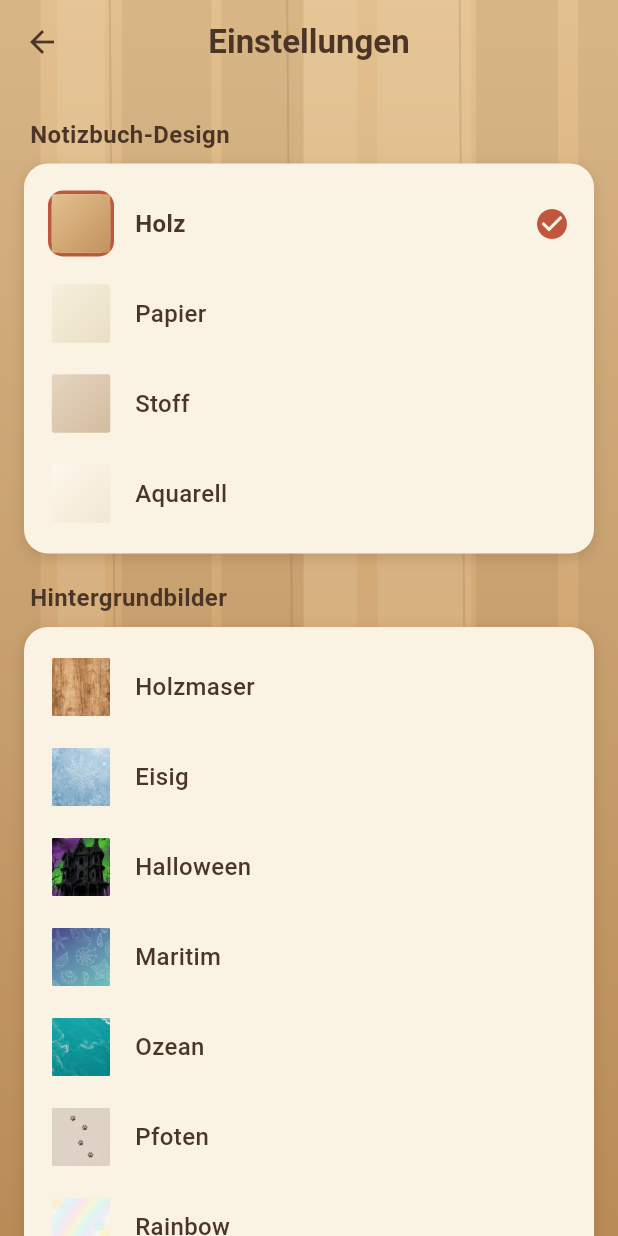
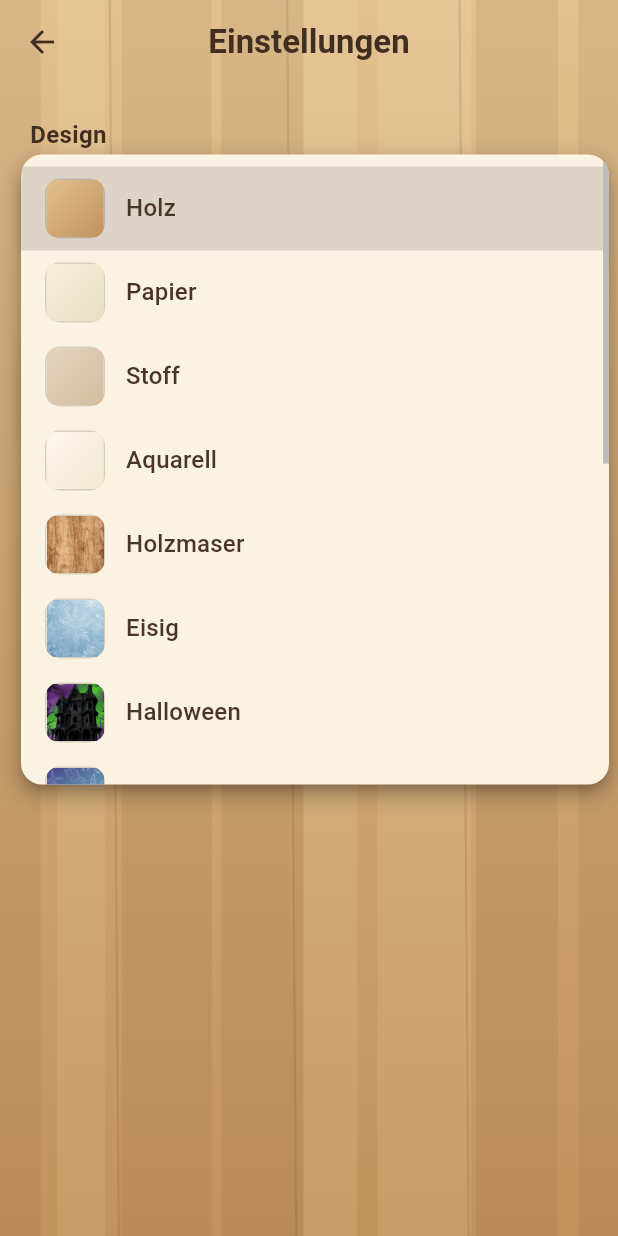
Before and after one commit to HolzfeallerJoe/joe-todo, a Flutter app: the SettingsScreen screen opened directly, after a tap on "Holz", on a phone screen of 412 x 824 dp. Run offline on Flutter 3.47's test engine with Material 3 defaults, Android fonts, the phone set to English and light mode, and no system bars; our stand-ins replace shared_preferences; accounts and stored records are empty.

Commit message:
joe-todo: theme dropdown and contrast pass
Collapse the two theme lists in settings into a single dropdown holding
all 15 themes, each row showing a preview swatch. The settings screen now
fits on one screen.

Audit every text/background pair (278 across the 15 themes) against WCAG
AA and fix the failures:

- Darken inkSoft/accent where secondary text was too pale on paper.
  Ozean was 1.91:1 and Maritim 2.09:1 for dates and repeat labels.
- Replace the fixed-luminance tab label rule with bestOn(), which compares
  both candidates instead of guessing from a threshold, and deepens the
  darker one when it still misses the 3:1 non-text bar.
- Make the task checkmark adaptive rather than hardcoded white, so it stays
  visible on Bernstein and Senf without altering the task palette.
- Give Holz an explicit onBackground: section titles over the darker foot
  of its gradient only reached 4.13:1.
- Strengthen the on-background halo. A flat text colour is under 3:1 on
  25-42% of the Maritim, Ozean and Regenbogen photos, so the text carries
  its own backdrop.

Also drop the gloss gradient on the folder tabs. The white 18% highlight
was meant as a subtle sheen but read as translucency over vivid photo
backgrounds.

Co-Authored-By: Claude Opus 5 <noreply@anthropic.com>

```diff
--- a/app/lib/screens/settings.dart
+++ b/app/lib/screens/settings.dart
@@ -11,6 +11,9 @@ class SettingsScreen extends StatelessWidget {
   Widget build(BuildContext context) {
     final state = AppScope.of(context);
     final theme = joeThemeOf(context);
+    // Stored index can outlive a shrinking theme list, so wrap it the same way
+    // the rest of the app does before handing it to the dropdown.
+    final selected = state.themeIndex % joeThemes.length;
 
     return JoeScaffold(
       title: 'Einstellungen',
@@ -18,26 +21,32 @@ class SettingsScreen extends StatelessWidget {
         child: ListView(
           padding: const EdgeInsets.fromLTRB(16, 4, 16, 24),
           children: [
-            const SectionTitle('Notizbuch-Design'),
+            const SectionTitle('Design'),
             PaperCard(
-              padding: const EdgeInsets.all(10),
-              child: Column(
-                children: [
+              padding: const EdgeInsets.symmetric(horizontal: 14, vertical: 2),
+              child: DropdownButtonHideUnderline(
+                child: DropdownButton<int>(
+                  value: selected,
+                  isExpanded: true,
+                  dropdownColor: theme.paper,
+                  borderRadius: BorderRadius.circular(14),
+                  iconEnabledColor: theme.ink,
+                  itemHeight: 56,
+                  menuMaxHeight: 420,
+                  items: [
                     for (int i = 0; i < joeThemes.length; i++)
-                    if (joeThemes[i].backgroundAsset == null)
-                      _ThemeRow(index: i, theme: theme),
-                ],
+                      DropdownMenuItem<int>(
+                        value: i,
+                        child: _ThemeOption(
+                          entry: joeThemes[i],
+                          labelColor: theme.ink,
                         ),
                       ),
-            const SectionTitle('Hintergrundbilder'),
-            PaperCard(
-              padding: const EdgeInsets.all(10),
-              child: Column(
-                children: [
-                  for (int i = 0; i < joeThemes.length; i++)
-                    if (joeThemes[i].backgroundAsset != null)
-                      _ThemeRow(index: i, theme: theme),
                   ],
+                  onChanged: (i) {
+                    if (i != null) state.setTheme(i);
+                  },
+                ),
               ),
             ),
             const SectionTitle('Deko'),
@@ -68,33 +77,27 @@ class SettingsScreen extends StatelessWidget {
   }
 }
 
-class _ThemeRow extends StatelessWidget {
-  final int index;
-  final JoeTheme theme;
+/// One row in the theme dropdown: preview swatch plus name. Photo themes show
+/// the image itself, procedural ones their background gradient.
+class _ThemeOption extends StatelessWidget {
+  final JoeTheme entry;
+  final Color labelColor;
 
-  const _ThemeRow({required this.index, required this.theme});
+  const _ThemeOption({required this.entry, required this.labelColor});
 
   @override
   Widget build(BuildContext context) {
-    final state = AppScope.of(context);
-    final entry = joeThemes[index];
-    final selected = state.themeIndex == index;
-    return InkWell(
-      borderRadius: BorderRadius.circular(12),
-      onTap: () => state.setTheme(index),
-      child: Padding(
-        padding: const EdgeInsets.symmetric(horizontal: 6, vertical: 8),
-        child: Row(
+    return Row(
       children: [
         Container(
-              width: 44,
-              height: 44,
+          width: 40,
+          height: 40,
           clipBehavior: Clip.antiAlias,
           decoration: BoxDecoration(
             borderRadius: BorderRadius.circular(10),
             border: Border.all(
-                  color: selected ? theme.accent : Colors.transparent,
-                  width: 2.5,
+              color: const Color(0x33513A1F),
+              width: 1,
             ),
           ),
           child: entry.backgroundAsset != null
@@ -114,16 +117,14 @@ class _ThemeRow extends StatelessWidget {
           child: Text(
             entry.name,
             style: TextStyle(
-                  color: theme.ink,
+              color: labelColor,
               fontSize: 16,
-                  fontWeight: selected ? FontWeight.w700 : FontWeight.w500,
+              fontWeight: FontWeight.w500,
+            ),
+            overflow: TextOverflow.ellipsis,
           ),
         ),
-            ),
-            if (selected) Icon(Icons.check_circle, color: theme.accent),
       ],
-        ),
-      ),
     );
   }
 }
--- a/app/lib/theme.dart
+++ b/app/lib/theme.dart
@@ -40,25 +40,51 @@ class JoeTheme {
 
   Color get onBg => onBackground ?? ink;
 
-  /// Soft halo behind on-background text. Photos vary in brightness from one
-  /// spot to the next, so a contrasting glow keeps labels legible everywhere.
-  /// Procedural textures are flat enough not to need it.
-  List<Shadow> get onBgShadows => backgroundAsset == null
-      ? const []
-      : [
-          Shadow(
-            color: onBg.computeLuminance() > 0.5
-                ? const Color(0xCC000000)
-                : const Color(0xCCFFFFFF),
-            blurRadius: 6,
-          ),
-        ];
+  /// Contrasting halo behind on-background text. Photos swing from very light
+  /// to very dark within one image (on Maritim/Ozean/Regenbogen a flat text
+  /// color is under 3:1 on 25-42% of pixels), so the text carries its own
+  /// backdrop: a tight opaque ring for local contrast plus a wider soft glow
+  /// to lift it off busy detail. Procedural textures are flat enough to skip.
+  List<Shadow> get onBgShadows {
+    if (backgroundAsset == null) return const [];
+    final halo = onBg.computeLuminance() > 0.5
+        ? const Color(0xF2000000)
+        : const Color(0xF2FFFFFF);
+    return [
+      Shadow(color: halo, blurRadius: 3),
+      Shadow(color: halo, blurRadius: 9),
+    ];
+  }
+
+  /// Whichever of white or [ink] actually contrasts more against [bg].
+  /// Beats a fixed luminance threshold, which misjudges mid-tone fills.
+  /// If the darker option wins but still misses the 3:1 non-text bar (a
+  /// mid-olive ink on amber, say), it is deepened until it clears.
+  Color bestOn(Color bg) {
+    if (contrastRatio(Colors.white, bg) >= contrastRatio(ink, bg)) {
+      return Colors.white;
+    }
+    var c = ink;
+    for (var i = 0; i < 10 && contrastRatio(c, bg) < 3.0; i++) {
+      c = Color.lerp(c, Colors.black, 0.2)!;
+    }
+    return c;
+  }
 
   /// Readable label color for a folder tab painted in [tabColor].
   Color onTab(Color tabColor) {
     if (backgroundAsset == null) return ink; // keep the original look
-    return tabColor.computeLuminance() > 0.35 ? ink : Colors.white;
+    return bestOn(tabColor);
   }
+}
+
+/// WCAG 2.1 contrast ratio between two opaque colors.
+double contrastRatio(Color a, Color b) {
+  final la = a.computeLuminance();
+  final lb = b.computeLuminance();
+  final hi = la > lb ? la : lb;
+  final lo = la > lb ? lb : la;
+  return (hi + 0.05) / (lo + 0.05);
 }
 
 const joeThemes = [
@@ -69,8 +95,11 @@ const joeThemes = [
     bgBottom: Color(0xFFC2925C),
     paper: Color(0xFFFAF3E3),
     ink: Color(0xFF4A3527),
-    inkSoft: Color(0xFF8A7461),
-    accent: Color(0xFFC0563B),
+    inkSoft: Color(0xFF7E6A59),
+    accent: Color(0xFFB35037),
+    // Section titles can sit over the darker foot of the wood gradient, where
+    // plain ink only reaches 4.13:1.
+    onBackground: Color(0xFF412E22),
     tabColors: [
       Color(0xFFE4A54F),
       Color(0xFF82C0AE),
@@ -86,7 +115,7 @@ const joeThemes = [
     bgBottom: Color(0xFFEADFC4),
     paper: Color(0xFFFFFDF6),
     ink: Color(0xFF453A2E),
-    inkSoft: Color(0xFF8C8070),
+    inkSoft: Color(0xFF7D7264),
     accent: Color(0xFFB25438),
     tabColors: [
       Color(0xFFE8B45C),
@@ -103,7 +132,7 @@ const joeThemes = [
     bgBottom: Color(0xFFD3BC9F),
     paper: Color(0xFFFBF6EA),
     ink: Color(0xFF4C3D2E),
-    inkSoft: Color(0xFF8D7C67),
+    inkSoft: Color(0xFF7C6D5B),
     accent: Color(0xFFA8563E),
     tabColors: [
       Color(0xFFDFA75B),
@@ -120,8 +149,8 @@ const joeThemes = [
     bgBottom: Color(0xFFF3E7D3),
     paper: Color(0xFFFFFEFA),
     ink: Color(0xFF50443A),
-    inkSoft: Color(0xFF95887A),
-    accent: Color(0xFFC26350),
+    inkSoft: Color(0xFF7D7266),
+    accent: Color(0xFFB25B4A),
     tabColors: [
       Color(0xFFEDBB6B),
       Color(0xFF9CCBBB),
@@ -139,8 +168,8 @@ const joeThemes = [
     bgBottom: Color(0xFFA66A42),
     paper: Color(0xFFFBF3E7),
     ink: Color(0xFF4A2E14),
-    inkSoft: Color(0xFF8A7461),
-    accent: Color(0xFFA66A42),
+    inkSoft: Color(0xFF7E6A58),
+    accent: Color(0xFF97603C),
     tabColors: [
       Color(0xFFD19D6D),
       Color(0xFF7B4316),
@@ -156,7 +185,7 @@ const joeThemes = [
     bgBottom: Color(0xFF2A5D94),
     paper: Color(0xFFF3F9FD),
     ink: Color(0xFF1F3A54),
-    inkSoft: Color(0xFF548AB0),
+    inkSoft: Color(0xFF477596),
     accent: Color(0xFF2A5D94),
     tabColors: [
       Color(0xFF9FBAD5),
@@ -173,7 +202,7 @@ const joeThemes = [
     bgBottom: Color(0xFF6A7175),
     paper: Color(0xFFF1EEF7),
     ink: Color(0xFF34263F),
-    inkSoft: Color(0xFF6A7175),
+    inkSoft: Color(0xFF666C70),
     accent: Color(0xFF9F1BCF),
     onBackground: Color(0xFFF3EEF8),
     tabColors: [
@@ -191,8 +220,8 @@ const joeThemes = [
     bgBottom: Color(0xFF1FA38B),
     paper: Color(0xFFEAF7F5),
     ink: Color(0xFF12495F),
-    inkSoft: Color(0xFF5EB8C7),
-    accent: Color(0xFF00A8A8),
+    inkSoft: Color(0xFF3C767F),
+    accent: Color(0xFF007B7B),
     onBackground: Color(0xFFFFFFFF),
     tabColors: [
       Color(0xFF2F6FAF),
@@ -209,8 +238,8 @@ const joeThemes = [
     bgBottom: Color(0xFF0B888C),
     paper: Color(0xFFEAF6F1),
     ink: Color(0xFF0A4F52),
-    inkSoft: Color(0xFF74BEC7),
-    accent: Color(0xFF0B888C),
+    inkSoft: Color(0xFF477479),
+    accent: Color(0xFF0A7A7E),
     onBackground: Color(0xFFFFFFFF),
     tabColors: [
       Color(0xFF0B888C),
@@ -227,8 +256,8 @@ const joeThemes = [
     bgBottom: Color(0xFF8C7863),
     paper: Color(0xFFFAF5EF),
     ink: Color(0xFF4A3B2C),
-    inkSoft: Color(0xFFA38F79),
-    accent: Color(0xFF8C7863),
+    inkSoft: Color(0xFF7C6D5C),
+    accent: Color(0xFF7E6C59),
     tabColors: [
       Color(0xFFE8DDD3),
       Color(0xFFD1C0AE),
@@ -244,8 +273,8 @@ const joeThemes = [
     bgBottom: Color(0xFFC3DEF7),
     paper: Color(0xFFFDFAF8),
     ink: Color(0xFF5B4A63),
-    inkSoft: Color(0xFF9C8AA6),
-    accent: Color(0xFFD97BA6),
+    inkSoft: Color(0xFF7B6D83),
+    accent: Color(0xFFA35C7C),
     tabColors: [
       Color(0xFFFAD1CD),
       Color(0xFFFAE0BE),
@@ -262,7 +291,7 @@ const joeThemes = [
     paper: Color(0xFFFFFCF5),
     ink: Color(0xFF332A22),
     inkSoft: Color(0xFF6B5F55),
-    accent: Color(0xFFEF9608),
+    accent: Color(0xFFA06405),
     onBackground: Color(0xFFFFFFFF),
     tabColors: [
       Color(0xFFAB10B2),
@@ -297,13 +326,13 @@ const joeThemes = [
     bgBottom: Color(0xFF549034),
     paper: Color(0xFFFBF8ED),
     ink: Color(0xFF4C5A1E),
-    inkSoft: Color(0xFF72A33B),
-    accent: Color(0xFF549034),
+    inkSoft: Color(0xFF557A2C),
+    accent: Color(0xFF497D2D),
     tabColors: [
       Color(0xFFFCF09F),
       Color(0xFFEFCA31),
       Color(0xFF9FBE43),
-      Color(0xFF72A33B),
+      Color(0xFF6D9C37), // nudged darker so the white label clears 3:1
       Color(0xFF549034),
     ],
   ),
@@ -314,7 +343,7 @@ const joeThemes = [
     bgBottom: Color(0xFF3B2415),
     paper: Color(0xFFF6EDE1),
     ink: Color(0xFF3B2415),
-    inkSoft: Color(0xFF8A6A4E),
+    inkSoft: Color(0xFF83654A),
     accent: Color(0xFF9C5A2E),
     onBackground: Color(0xFFF3E4D2),
     tabColors: [
--- a/app/lib/widgets.dart
+++ b/app/lib/widgets.dart
@@ -177,18 +177,6 @@ class FolderTabButton extends StatelessWidget {
           type: MaterialType.transparency,
           child: InkWell(
             onTap: onTap,
-            child: Ink(
-              decoration: BoxDecoration(
-                gradient: LinearGradient(
-                  begin: Alignment.topCenter,
-                  end: Alignment.bottomCenter,
-                  colors: [
-                    Colors.white.withValues(alpha: 0.18),
-                    Colors.transparent,
-                    Colors.black.withValues(alpha: 0.05),
-                  ],
-                ),
-              ),
             child: Padding(
               padding: const EdgeInsets.fromLTRB(18, 22, 14, 12),
               child: Row(
@@ -207,7 +195,6 @@ class FolderTabButton extends StatelessWidget {
                   Icon(Icons.chevron_right,
                       color: onTab.withValues(alpha: 0.75)),
                 ],
-                ),
               ),
             ),
           ),
@@ -257,7 +244,8 @@ class TaskTile extends StatelessWidget {
                 borderRadius: BorderRadius.circular(8),
               ),
               child: done
-                  ? const Icon(Icons.check, size: 18, color: Colors.white)
+                  ? Icon(Icons.check,
+                      size: 18, color: theme.bestOn(task.color))
                   : null,
             ),
             const SizedBox(width: 12),
```
Lines whose indentation alone changed are shown as unchanged.
